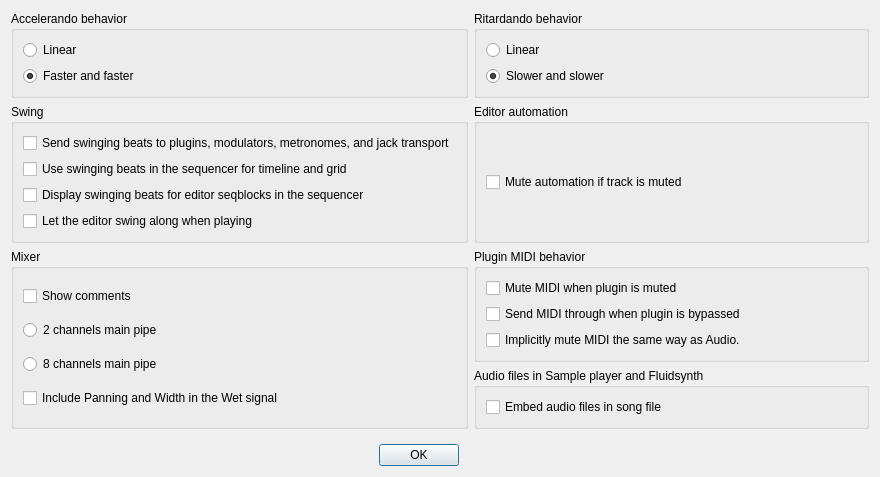
Old version of the form Qt/qt4_song_properties.ui in the repository kmatheussen/radium.
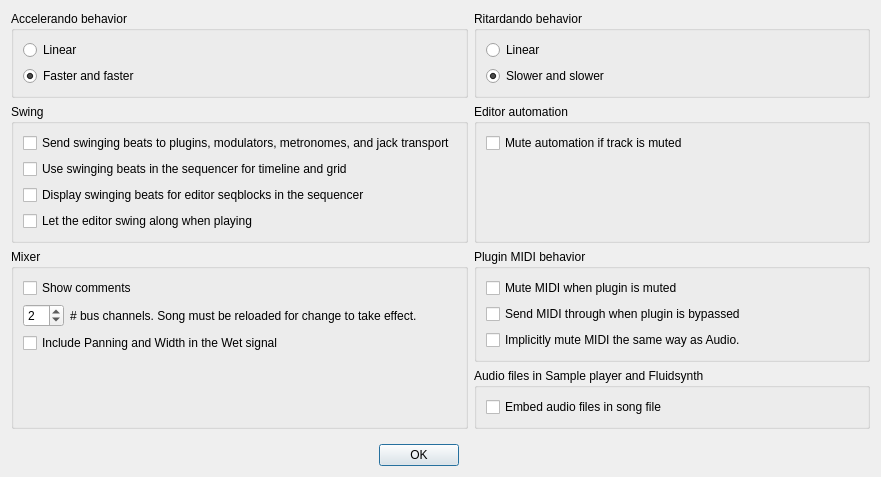
New version of the form.

Commit message: 1. Song Properties: Add option to set number of Bus audio channels (between 1 and 99 channels). 2. Sequencer: Add seqtrack "Visible" checkbox to the seqtrack popup menu. 3. Remove all audio file options from the bus seqtrack popup menu. 4. Audio: Remove "num visible output" parameter from the Bus instrument. 5. Sequencer: Disable ability to record audio files into Bus seqtracks. API: internalReplacePermanent

```diff
--- a/Qt/qt4_song_properties.ui
+++ b/Qt/qt4_song_properties.ui
@@ -6,8 +6,8 @@
    <rect>
     <x>0</x>
     <y>0</y>
-    <width>880</width>
-    <height>451</height>
+    <width>881</width>
+    <height>477</height>
    </rect>
   </property>
   <property name="sizePolicy">
@@ -36,6 +36,19 @@
         </property>
        </widget>
       </item>
+      <item>
+       <spacer name="verticalSpacer_2">
+        <property name="orientation">
+         <enum>Qt::Vertical</enum>
+        </property>
+        <property name="sizeHint" stdset="0">
+         <size>
+          <width>20</width>
+          <height>40</height>
+         </size>
+        </property>
+       </spacer>
+      </item>
      </layout>
     </widget>
    </item>
@@ -212,39 +225,59 @@
      </property>
      <layout class="QGridLayout" name="gridLayout_2">
       <item row="2" column="0">
-       <widget class="QRadioButton" name="eight_channels_in_main_pipe">
-        <property name="text">
-         <string>8 channels main pipe</string>
-        </property>
-        <attribute name="buttonGroup">
-         <string notr="true">buttonGroup</string>
-        </attribute>
-       </widget>
-      </item>
-      <item row="0" column="0">
-       <widget class="QCheckBox" name="mixer_comments_visible">
-        <property name="text">
-         <string>Show comments</string>
-        </property>
-       </widget>
-      </item>
-      <item row="1" column="0">
-       <widget class="QRadioButton" name="two_channels_in_main_pipe">
-        <property name="text">
-         <string>2 channels main pipe</string>
-        </property>
-        <attribute name="buttonGroup">
-         <string notr="true">buttonGroup</string>
-        </attribute>
-       </widget>
-      </item>
-      <item row="3" column="0">
        <widget class="QCheckBox" name="include_pan_and_dry_in_wet">
         <property name="text">
          <string>Include Panning and Width in the Wet signal</string>
         </property>
        </widget>
       </item>
+      <item row="3" column="0">
+       <spacer name="verticalSpacer">
+        <property name="orientation">
+         <enum>Qt::Vertical</enum>
+        </property>
+        <property name="sizeHint" stdset="0">
+         <size>
+          <width>20</width>
+          <height>40</height>
+         </size>
+        </property>
+       </spacer>
+      </item>
+      <item row="1" column="0">
+       <layout class="QHBoxLayout" name="horizontalLayout">
+        <item>
+         <widget class="QSpinBox" name="num_bus_ch">
+          <property name="sizePolicy">
+           <sizepolicy hsizetype="Fixed" vsizetype="Fixed">
+            <horstretch>0</horstretch>
+            <verstretch>0</verstretch>
+           </sizepolicy>
+          </property>
+          <property name="minimum">
+           <number>1</number>
+          </property>
+          <property name="value">
+           <number>2</number>
+          </property>
+         </widget>
+        </item>
+        <item>
+         <widget class="QLabel" name="label">
+          <property name="text">
+           <string># bus channels. Song must be reloaded for change to take effect.</string>
+          </property>
+         </widget>
+        </item>
+       </layout>
+      </item>
+      <item row="0" column="0">
+       <widget class="QCheckBox" name="mixer_comments_visible">
+        <property name="text">
+         <string>Show comments</string>
+        </property>
+       </widget>
+      </item>
      </layout>
     </widget>
    </item>
```
The commit also changes 26 other files.
